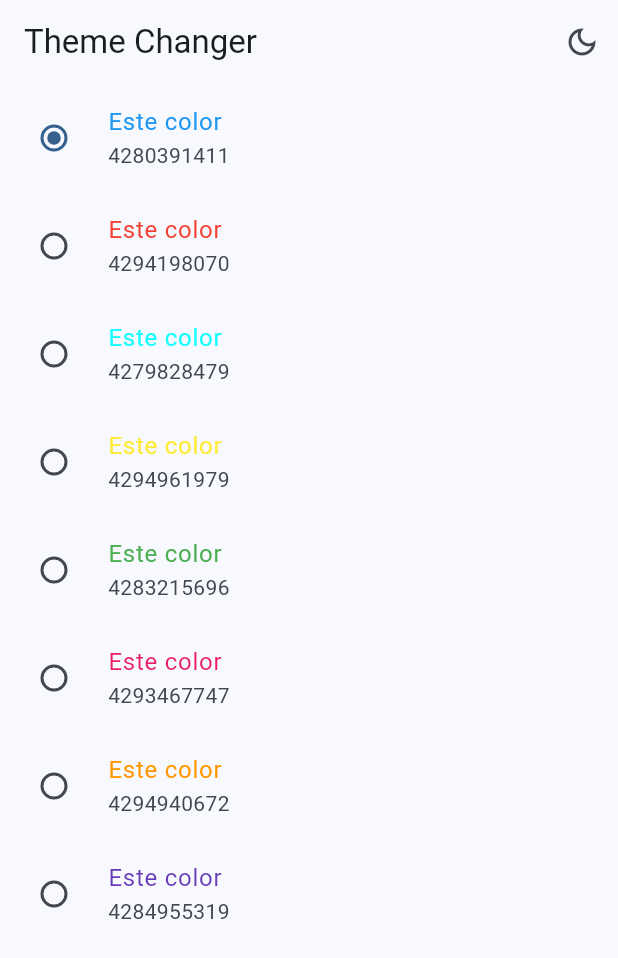
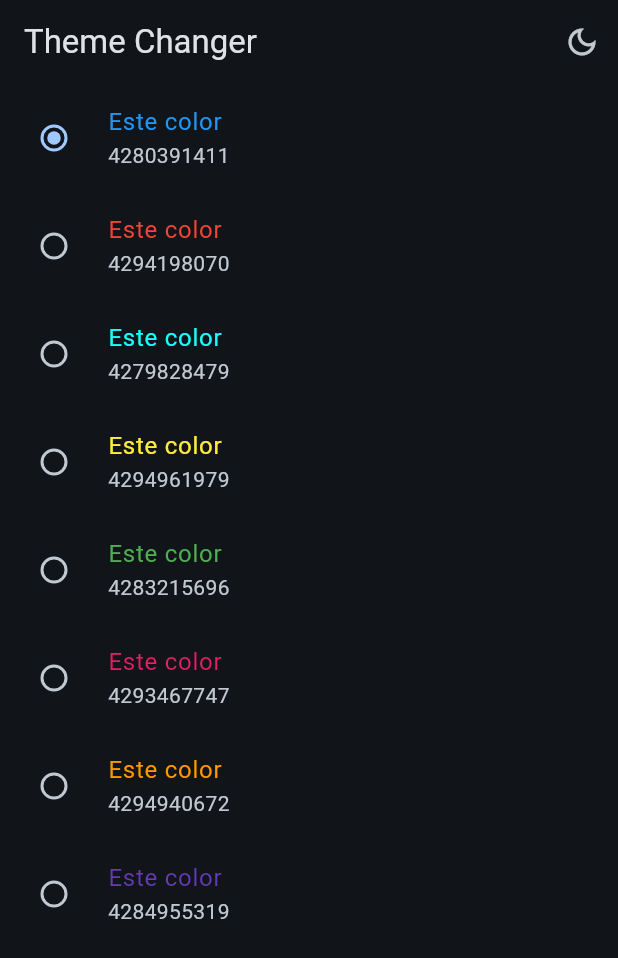
Before and after one commit to Freddy009L/widgets_app, a Flutter app: the ThemeChangerScreen screen opened by its route, after a tap on the "light mode" icon, on a phone screen of 412 x 824 dp. Shown: the top 958 px of the screen. Run offline on Flutter 3.47's test engine with Material 3 defaults, Android fonts, the phone set to English and light mode, and no system bars; our stand-ins replace flutter_riverpod, go_router, riverpod.

```diff
--- a/lib/main.dart
+++ b/lib/main.dart
@@ -1,6 +1,7 @@
 import 'package:flutter/material.dart';
 import 'package:flutter_riverpod/flutter_riverpod.dart';
 import 'package:widgets_app/config/router/app_router.dart';
+import 'package:widgets_app/presentation/providers/theme_provider.dart';
 import 'package:widgets_app/theme/app_theme.dart';
 
 void main() {
@@ -13,16 +14,19 @@ void main() {
 }
 
 
-class MainApp extends StatelessWidget {
+class MainApp extends ConsumerWidget {
   const MainApp({super.key});
 
   @override
-  Widget build(BuildContext context) {
+  Widget build(BuildContext context, WidgetRef ref ) {
+    final isDarkmode = ref.watch(isDarkmodeProvider);
+    final selectedColor = ref.watch(selectedColorProvider);
     return MaterialApp.router(
       title: 'Flutter Widget',
       routerConfig: appRouter,
       debugShowCheckedModeBanner: false,
-      theme: AppTheme(selectedColor: 3).getTheme(),
+      theme: AppTheme(selectedColor: selectedColor, isDarkmode: isDarkmode).getTheme(),
+
     );
   }
 }
--- a/lib/presentation/providers/theme_provider.dart
+++ b/lib/presentation/providers/theme_provider.dart
@@ -3,8 +3,12 @@
 import 'package:riverpod/riverpod.dart';
 import 'package:widgets_app/theme/app_theme.dart';
 
- //esto es un estado para manejar buleanos
-
+//Listado de colores inmutable
+//Esto es un estado para manejar buleanos
 final isDarkmodeProvider = StateProvider((ref)=> false);
 
+// Un simple boolean
 final colorListProvider = Provider((Ref)=> colorList);
+
+//Un simple int
+final selectedColorProvider = StateProvider((ref)=> 0);
--- a/lib/presentation/screens/theme_changer/theme_changer_screen.dart
+++ b/lib/presentation/screens/theme_changer/theme_changer_screen.dart
@@ -19,7 +19,7 @@ class ThemeChangerScreen extends ConsumerWidget {
           IconButton(
             icon: Icon(isDarkmode ? Icons.dark_mode_outlined : Icons.light_mode_outlined),
             onPressed: () {
-              ref.read(isDarkmodeProvider.notifier).update((isDarkmode) => !isDarkmode);
+              ref.read(isDarkmodeProvider.notifier).update((State) => !State);
             },
           ),
         ],
@@ -36,6 +36,8 @@ class _ThemeChangerView extends ConsumerWidget {
   Widget build(BuildContext context, WidgetRef ref) {
 
     final List<Color> colors = ref.watch(colorListProvider);
+    final int selectedColor = ref.watch(selectedColorProvider);
+
     return ListView.builder(
       itemCount: colors.length,
       itemBuilder: (context, index) {
@@ -45,10 +47,10 @@ class _ThemeChangerView extends ConsumerWidget {
           title: Text('Este color', style: TextStyle(color: color)),
           subtitle: Text('${color.value}'),
           value: index,
-          groupValue: 0,
+          groupValue: selectedColor,
           onChanged: (value) {
-            //todo: noficar el cambio
-          }
+            ref.read(selectedColorProvider.notifier).state = index;
+                    }
         );
 
       }
--- a/lib/theme/app_theme.dart
+++ b/lib/theme/app_theme.dart
@@ -13,14 +13,19 @@ const colorList = <Color>[
 
 class AppTheme {
    final int selectedCOlor;
+   final bool isDarkmode;
+
    AppTheme({
-    this.selectedCOlor = 0, required int selectedColor
+    this.selectedCOlor = 0,
+    this.isDarkmode = false,
    }): assert( selectedCOlor >= 0, 'Selected color must be greater then 0'),
-       assert( selectedCOlor < colorList.length, 'Selected color must be less or equal than ${colorList.length -1 }');
+       assert( selectedCOlor < colorList.length,
+        'Selected color must be less or equal than ${colorList.length -1 }');
 
 
    ThemeData getTheme() => ThemeData(
     useMaterial3: true,
+    brightness: isDarkmode ? Brightness.dark : Brightness.light,
     colorSchemeSeed: colorList[ selectedCOlor],
     appBarTheme: AppBarTheme(
       centerTitle: false
```
